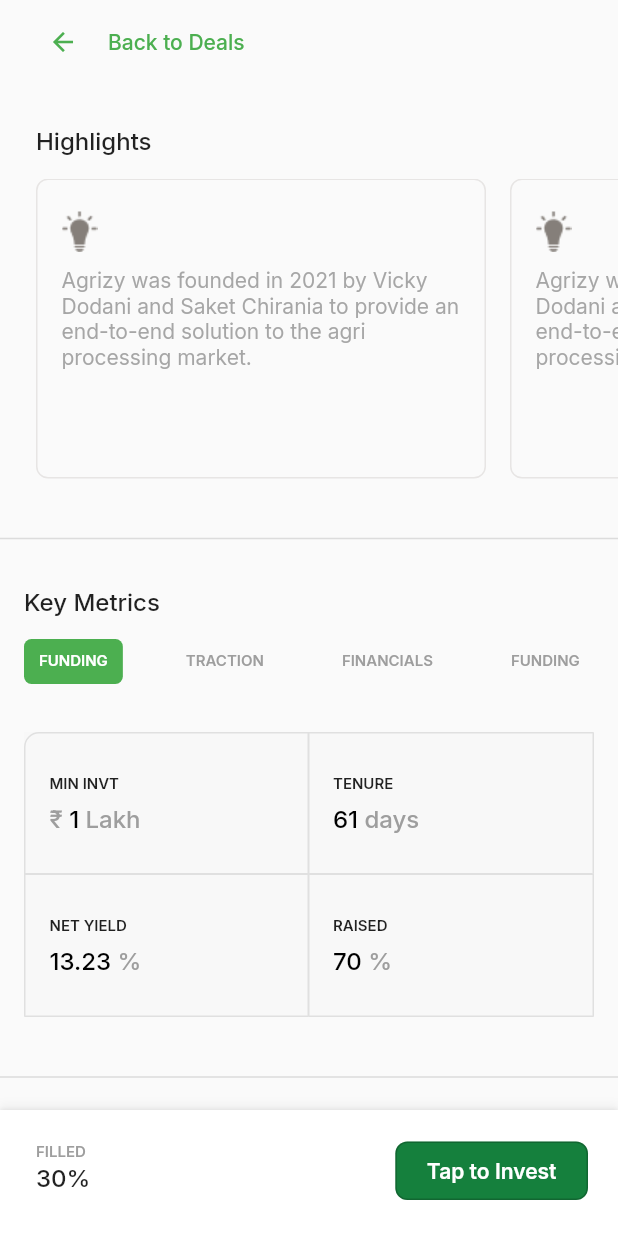
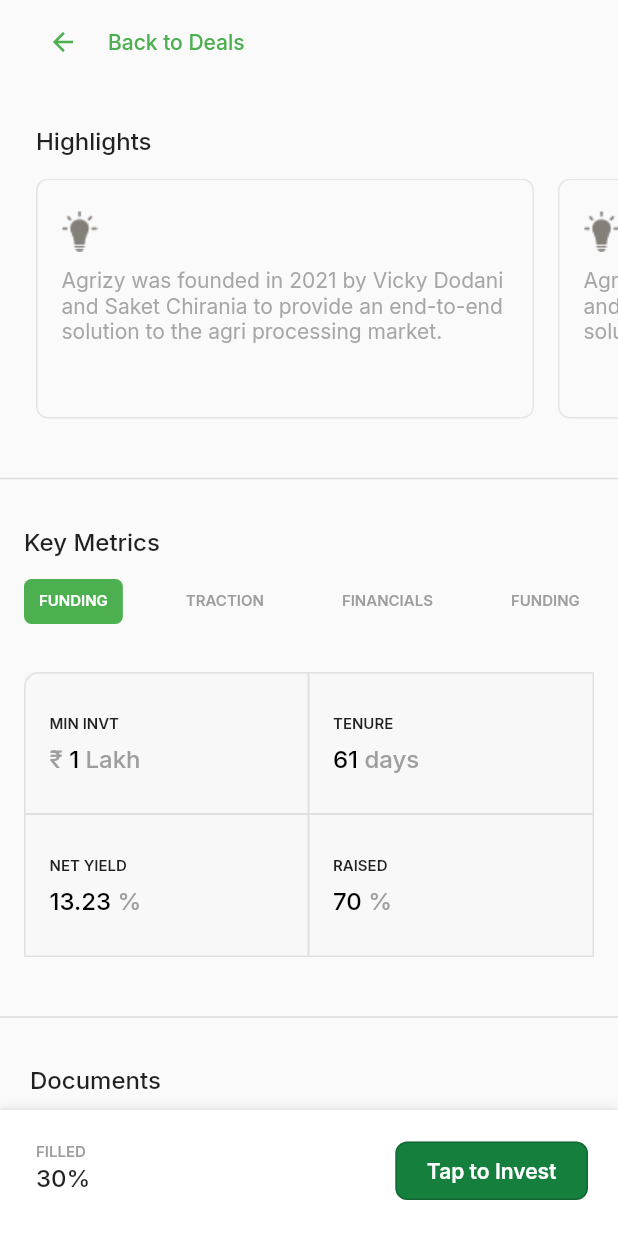
Before and after one commit to SatyamKr07/tap_invest_satyam, a Flutter app: the screen it shows after launch, scrolled down 576 dp, on a phone screen of 412 x 824 dp. Run offline on Flutter 3.47's test engine with Material 2 defaults, Android fonts, the phone set to English and light mode, and no system bars; our stand-ins replace google_fonts.

Commit message:
code refactore and imporvements

```diff
--- a/lib/main.dart
+++ b/lib/main.dart
@@ -13,11 +13,11 @@
 }
 
 class MainApp extends StatelessWidget {
-  const MainApp({Key? key});
+  const MainApp({super.key});
 
   @override
   Widget build(BuildContext context) {
-    return MaterialApp(
+    return const MaterialApp(
       debugShowCheckedModeBanner: false,
       home: DealDetailsPage(),
     );
--- a/lib/pages/deal_details_page/deal_details_page.dart
+++ b/lib/pages/deal_details_page/deal_details_page.dart
@@ -10,6 +10,8 @@
 import 'widgets/key_metrics.dart';
 
 class DealDetailsPage extends StatelessWidget {
+  const DealDetailsPage({super.key});
+
   @override
   Widget build(BuildContext context) {
     return Scaffold(
@@ -23,7 +25,7 @@
           leading: Padding(
             padding: const EdgeInsets.only(left: 24.0),
             child: IconButton(
-              icon: Icon(
+              icon: const Icon(
                 Icons.arrow_back,
                 color: Colors.green,
                 size: 20,
@@ -41,27 +43,27 @@
               padding: const EdgeInsets.only(left: 24.0, right: 24),
               child: ListView(
                 shrinkWrap: true,
-                physics: NeverScrollableScrollPhysics(),
+                physics: const NeverScrollableScrollPhysics(),
                 children: [
                   Column(
                     crossAxisAlignment: CrossAxisAlignment.start,
                     children: [
                       Image.asset('assets/logos/logo.png',
                           height: 100, width: 100),
-                      SizedBox(
+                      const SizedBox(
                         height: 12,
                       ),
                       Row(
                         children: [
                           Text("Agrizy ", style: MyTestStyles.Inter60018),
-                          Icon(Icons.arrow_back, color: Colors.grey, size: 20),
+                          const Icon(Icons.arrow_back, color: Colors.grey, size: 20),
                           Text(" Keshav Industries",
                               style: MyTestStyles.Inter60018.copyWith(
                                 color: Colors.grey,
                               )),
                         ],
                       ),
-                      SizedBox(
+                      const SizedBox(
                         height: 12,
                       ),
                       Text(
@@ -71,43 +73,43 @@
                         style: MyTestStyles.Inter40014.copyWith(
                             color: Colors.grey),
                       ),
-                      SizedBox(
+                      const SizedBox(
                         height: 12,
                       ),
                     ],
                   ),
-                  InvtDataWidget(),
+                  const InvtDataWidget(),
                 ],
               ),
             ),
-            SizedBox(height: 16),
-            Divider(thickness: 1),
-            SizedBox(height: 16),
-            Padding(
+            const SizedBox(height: 16),
+            const Divider(thickness: 1),
+            const SizedBox(height: 16),
+            const Padding(
               padding:
-                  const EdgeInsets.symmetric(horizontal: 24.0, vertical: 0),
+                  EdgeInsets.symmetric(horizontal: 24.0, vertical: 0),
               child: ClientsBackedBy(),
             ),
-            SizedBox(height: 16),
-            Divider(thickness: 1),
-            SizedBox(height: 24),
-            Highlights(),
-            SizedBox(height: 32),
-            Divider(thickness: 1),
-            SizedBox(height: 24),
-            KeyMetrics(),
-            SizedBox(height: 32),
-            Padding(
-              padding: const EdgeInsets.symmetric(horizontal: 16.0),
+            const SizedBox(height: 16),
+            const Divider(thickness: 1),
+            const SizedBox(height: 24),
+            const Highlights(),
+            const SizedBox(height: 32),
+            const Divider(thickness: 1),
+            const SizedBox(height: 24),
+            const KeyMetrics(),
+            const SizedBox(height: 32),
+            const Padding(
+              padding: EdgeInsets.symmetric(horizontal: 16.0),
               child: ActiveDealsDataWidget(),
             ),
-            SizedBox(height: 32),
-            Divider(thickness: 1),
-            SizedBox(height: 24),
-            Documents(),
-            SizedBox(height: 70),
+            const SizedBox(height: 32),
+            const Divider(thickness: 1),
+            const SizedBox(height: 24),
+            const Documents(),
+            const SizedBox(height: 70),
           ],
         ),
-        bottomNavigationBar: TapToInvest());
+        bottomNavigationBar: const TapToInvest());
   }
 }
--- a/lib/pages/deal_details_page/widgets/active_deals_data_widget.dart
+++ b/lib/pages/deal_details_page/widgets/active_deals_data_widget.dart
@@ -2,34 +2,34 @@
 import 'package:tap_invest/utils/my_text_styles.dart';
 
 class ActiveDealsDataWidget extends StatelessWidget {
-  ActiveDealsDataWidget({Key? key}) : super(key: key);
+  const ActiveDealsDataWidget({Key? key}) : super(key: key);
   @override
   Widget build(BuildContext context) {
     return Container(
-      color: Color(0xfD6D3D1),
+      color: const Color(0x0fd6d3d1),
       child: GridView.count(
         shrinkWrap: true,
         crossAxisCount: 2,
         crossAxisSpacing: 0,
         mainAxisSpacing: 0,
         childAspectRatio: 2,
-        physics: NeverScrollableScrollPhysics(),
+        physics: const NeverScrollableScrollPhysics(),
         children: [
           Container(
-            padding: EdgeInsets.only(left: 16.0),
+            padding: const EdgeInsets.only(left: 16.0),
             decoration: BoxDecoration(
               border: Border.all(
                 color: Colors.grey[300]!,
                 width: 1.0,
               ),
-              borderRadius: BorderRadius.only(
+              borderRadius: const BorderRadius.only(
                 topLeft: Radius.circular(10.0),
               ),
             ),
             child: buildTextWithSpans('MIN INVT', '₹ ', '1 ', 'Lakh'),
           ),
           Container(
-            padding: EdgeInsets.only(left: 16.0),
+            padding: const EdgeInsets.only(left: 16.0),
             decoration: BoxDecoration(
               border: Border(
                 top: BorderSide(
@@ -49,14 +49,14 @@
                   width: 1.0,
                 ),
               ),
-              borderRadius: BorderRadius.only(
+              borderRadius: const BorderRadius.only(
                 topRight: Radius.circular(10.0),
               ),
             ),
             child: buildTextWithSpans('TENURE', '', '61 ', 'days'),
           ),
           Container(
-            padding: EdgeInsets.only(left: 16.0),
+            padding: const EdgeInsets.only(left: 16.0),
             decoration: BoxDecoration(
               border: Border(
                 top: BorderSide(
@@ -76,14 +76,14 @@
                   width: 1.0,
                 ),
               ),
-              borderRadius: BorderRadius.only(
+              borderRadius: const BorderRadius.only(
                 bottomLeft: Radius.circular(10.0),
               ),
             ),
             child: buildTextWithSpans('NET YIELD', '', '13.23 ', '%'),
           ),
           Container(
-            padding: EdgeInsets.only(left: 16.0),
+            padding: const EdgeInsets.only(left: 16.0),
             decoration: BoxDecoration(
               border: Border(
                 top: BorderSide(
@@ -103,7 +103,7 @@
                   width: 1.0,
                 ),
               ),
-              borderRadius: BorderRadius.only(
+              borderRadius: const BorderRadius.only(
                 bottomRight: Radius.circular(10.0),
               ),
             ),
@@ -121,7 +121,7 @@
       crossAxisAlignment: CrossAxisAlignment.start,
       children: [
         Text(mainText, style: MyTestStyles.Inter60010),
-        SizedBox(height: 8),
+        const SizedBox(height: 8),
         RichText(
           text: TextSpan(
             children: [
--- a/lib/pages/deal_details_page/widgets/documents.dart
+++ b/lib/pages/deal_details_page/widgets/documents.dart
@@ -2,12 +2,14 @@
 import 'package:tap_invest/utils/my_text_styles.dart';
 
 class Documents extends StatelessWidget {
+  const Documents({super.key});
+
   @override
   Widget build(BuildContext context) {
     return Column(
       children: [
         Container(
-          width: 360,
+          width: MediaQuery.of(context).size.width,
           height: 456,
           padding: const EdgeInsets.only(
             left: 20,
@@ -15,7 +17,7 @@
             bottom: 36,
           ),
           clipBehavior: Clip.antiAlias,
-          decoration: BoxDecoration(),
+          decoration: const BoxDecoration(),
           child: Column(
             mainAxisSize: MainAxisSize.min,
             mainAxisAlignment: MainAxisAlignment.start,
@@ -33,7 +35,7 @@
                     'Read more about the company and see how they pitch to investors.',
                 trailingImage: 'assets/logos/arrow_down_in_circle.png',
               ),
-              SizedBox(height: 16),
+              const SizedBox(height: 16),
               _buildDocumentItem(
                 leadingImage: 'assets/logos/document.png',
                 titleText: 'Invoice Discounting Contract',
@@ -60,7 +62,7 @@
       clipBehavior: Clip.antiAlias,
       decoration: ShapeDecoration(
         shape: RoundedRectangleBorder(
-          side: BorderSide(width: 1, color: Color(0xFFE7E5E4)),
+          side: const BorderSide(width: 1, color: Color(0xFFE7E5E4)),
           borderRadius: BorderRadius.circular(8),
         ),
       ),
@@ -80,7 +82,7 @@
                     width: 48,
                     height: 48,
                     decoration: ShapeDecoration(
-                      color: Color(0xFFE7E5E4),
+                      color: const Color(0xFFE7E5E4),
                       shape: RoundedRectangleBorder(
                         borderRadius: BorderRadius.circular(99),
                       ),
@@ -110,7 +112,7 @@
                                 ),
                               ),
                             ),
-                            SizedBox(height: 8),
+                            const SizedBox(height: 8),
                             Text(
                               subtitleText,
                               style: MyTestStyles.Inter40014.copyWith(
--- a/lib/pages/deal_details_page/widgets/highlights.dart
+++ b/lib/pages/deal_details_page/widgets/highlights.dart
@@ -2,6 +2,8 @@
 import 'package:tap_invest/utils/my_text_styles.dart';
 
 class Highlights extends StatelessWidget {
+  const Highlights({super.key});
+
   @override
   Widget build(BuildContext context) {
     return Padding(
@@ -10,15 +12,15 @@
         crossAxisAlignment: CrossAxisAlignment.start,
         children: [
           Text("Highlights", style: MyTestStyles.Inter50016),
-          SizedBox(height: 16),
-          Container(
-            height: 200,
+          const SizedBox(height: 16),
+          SizedBox(
+            height: 160,
             child: ListView(
               shrinkWrap: true,
               scrollDirection: Axis.horizontal,
               children: [
-                story(),
-                story(),
+                story(context),
+                story(context),
               ],
             ),
           ),
@@ -27,16 +29,15 @@
     );
   }
 
-  Container story() {
+  Container story(context) {
     return Container(
-      width: 300,
-      height: 173,
+      width: MediaQuery.of(context).size.width - 80,
       padding: const EdgeInsets.symmetric(horizontal: 16, vertical: 20),
-      margin: EdgeInsets.only(right: 16),
+      margin: const EdgeInsets.only(right: 16),
       clipBehavior: Clip.antiAlias,
       decoration: ShapeDecoration(
         shape: RoundedRectangleBorder(
-          side: BorderSide(width: 1, color: Color(0xFFE7E5E4)),
+          side: const BorderSide(width: 1, color: Color(0xFFE7E5E4)),
           borderRadius: BorderRadius.circular(8),
         ),
       ),
--- a/lib/pages/deal_details_page/widgets/key_metrics.dart
+++ b/lib/pages/deal_details_page/widgets/key_metrics.dart
@@ -16,7 +16,7 @@
             style: MyTestStyles.Inter50016,
           ),
         ),
-        Container(
+        SizedBox(
           height: 30,
           child: DefaultTabController(
             length: 4,
@@ -32,7 +32,7 @@
                 tabs: [
                   Tab(
                     child: Container(
-                      padding: EdgeInsets.symmetric(horizontal: 10),
+                      padding: const EdgeInsets.symmetric(horizontal: 10),
                       decoration: BoxDecoration(
                         borderRadius: BorderRadius.circular(5),
                       ),
@@ -47,7 +47,7 @@
                   ),
                   Tab(
                     child: Container(
-                      padding: EdgeInsets.symmetric(horizontal: 10),
+                      padding: const EdgeInsets.symmetric(horizontal: 10),
                       decoration: BoxDecoration(
                         borderRadius: BorderRadius.circular(5),
                       ),
@@ -62,7 +62,7 @@
                   ),
                   Tab(
                     child: Container(
-                      padding: EdgeInsets.symmetric(horizontal: 10),
+                      padding: const EdgeInsets.symmetric(horizontal: 10),
                       decoration: BoxDecoration(
                         borderRadius: BorderRadius.circular(5),
                       ),
@@ -77,7 +77,7 @@
                   ),
                   Tab(
                     child: Container(
-                      padding: EdgeInsets.symmetric(horizontal: 10),
+                      padding: const EdgeInsets.symmetric(horizontal: 10),
                       decoration: BoxDecoration(
                         borderRadius: BorderRadius.circular(5),
                       ),
--- a/lib/pages/deal_details_page/widgets/tap_to_invest.dart
+++ b/lib/pages/deal_details_page/widgets/tap_to_invest.dart
@@ -18,7 +18,7 @@
           bottom: 21,
         ),
         clipBehavior: Clip.antiAlias,
-        decoration: BoxDecoration(
+        decoration: const BoxDecoration(
           color: Colors.white,
           boxShadow: [
             BoxShadow(
@@ -66,7 +66,7 @@
               padding: const EdgeInsets.symmetric(horizontal: 20, vertical: 10),
               clipBehavior: Clip.antiAlias,
               decoration: ShapeDecoration(
-                gradient: LinearGradient(
+                gradient: const LinearGradient(
                   begin: Alignment(0.00, -1.00),
                   end: Alignment(0, 1),
                   colors: [
@@ -85,7 +85,7 @@
               child: InkWell(
                 onTap: () => Navigator.push(
                   context,
-                  MaterialPageRoute(builder: (context) => PruchasingPage2()),
+                  MaterialPageRoute(builder: (context) => const PruchasingPage2()),
                 ),
                 child: Text('Tap to Invest',
                     style:
--- a/lib/providers/payment_provider.dart
+++ b/lib/providers/payment_provider.dart
@@ -3,7 +3,7 @@
 class PaymentProvider extends ChangeNotifier {
   bool isGeneratingContract = false;
   mockGenerateContract() async {
-    await Future.delayed(Duration(seconds: 3), () {
+    await Future.delayed(const Duration(seconds: 3), () {
       isGeneratingContract = true;
     });
     notifyListeners();
--- a/lib/utils/my_extensions.dart
+++ b/lib/utils/my_extensions.dart
@@ -6,8 +6,8 @@
     try {
       int decimalDigits = 0;
 //      debugPrint('lmm --? '+ this.toString().contains('.').toString() +" --" + this.toString());
-      if (this.toString().contains('.')) {
-        int jj = int.parse(this.toString().split('.')[1]);
+      if (toString().contains('.')) {
+        int jj = int.parse(toString().split('.')[1]);
         //      debugPrint('sd -> '+ jj.toString());
         if (jj > 0) {
           decimalDigits = 2;
```
Also changed, not shown: lib/pages/deal_details_page/widgets/clients_backed_by.dart (+7 -7 lines), lib/pages/deal_details_page/widgets/invt_data_widget.dart (+12 -12 lines), lib/pages/payment_done_page/payment_done_page.dart (+10 -8 lines), lib/pages/purchasing_page/pruchasing_page.dart (+24 -24 lines), lib/pages/purchasing_page/widgets/swipe_to_pay_widget.dart (+6 -4 lines).
